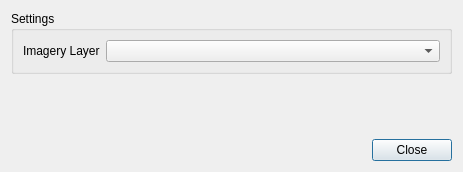
The window that qgis_plugin/ui/dlg_predict.ui (mnboos/osm-instance-segmentation) describes before a commit, drawn with Qt 5.
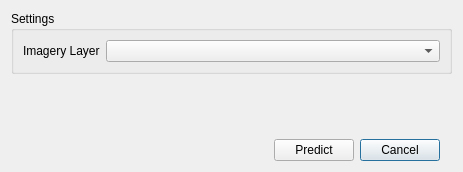
The same window after the commit.

The edit to the form file:
```diff
--- a/qgis_plugin/ui/dlg_predict.ui
+++ b/qgis_plugin/ui/dlg_predict.ui
@@ -20,6 +20,19 @@
    <string>Prediction</string>
   </property>
   <layout class="QGridLayout" name="gridLayout">
+   <item row="1" column="0">
+    <spacer name="verticalSpacer">
+     <property name="orientation">
+      <enum>Qt::Vertical</enum>
+     </property>
+     <property name="sizeHint" stdset="0">
+      <size>
+       <width>20</width>
+       <height>40</height>
+      </size>
+     </property>
+    </spacer>
+   </item>
    <item row="2" column="0">
     <spacer name="horizontalSpacer">
      <property name="orientation">
@@ -33,20 +46,7 @@
      </property>
     </spacer>
    </item>
-   <item row="2" column="1">
-    <widget class="QPushButton" name="btnClose">
-     <property name="minimumSize">
-      <size>
-       <width>80</width>
-       <height>0</height>
-      </size>
-     </property>
-     <property name="text">
-      <string>Close</string>
-     </property>
-    </widget>
-   </item>
-   <item row="0" column="0" colspan="2">
+   <item row="0" column="0" colspan="5">
     <widget class="QGroupBox" name="groupSettings">
      <property name="title">
       <string>Settings</string>
@@ -72,18 +72,25 @@
      </layout>
     </widget>
    </item>
-   <item row="1" column="0">
-    <spacer name="verticalSpacer">
-     <property name="orientation">
-      <enum>Qt::Vertical</enum>
-     </property>
-     <property name="sizeHint" stdset="0">
+   <item row="2" column="2">
+    <widget class="QPushButton" name="btnCancel">
+     <property name="minimumSize">
       <size>
-       <width>20</width>
-       <height>40</height>
+       <width>80</width>
+       <height>0</height>
       </size>
      </property>
-    </spacer>
+     <property name="text">
+      <string>Cancel</string>
+     </property>
+    </widget>
+   </item>
+   <item row="2" column="1">
+    <widget class="QPushButton" name="btnPredict">
+     <property name="text">
+      <string>Predict</string>
+     </property>
+    </widget>
    </item>
   </layout>
  </widget>
```
Left out of the diff: 26 changed lines with no effect on the pictures.
